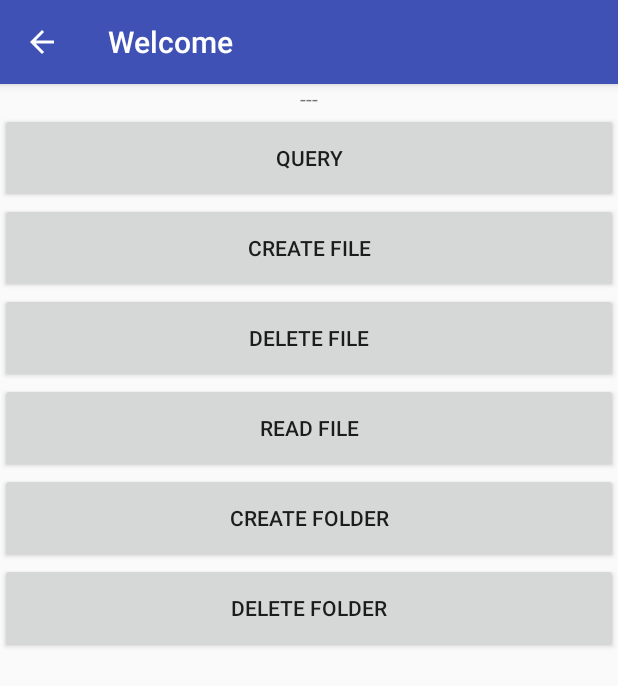
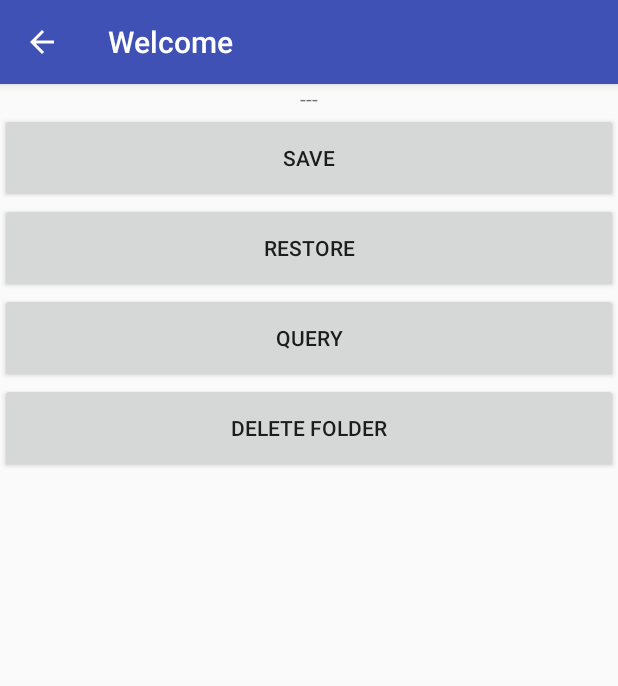
Before and after one commit to PigDogBay/WeightTracker-Android, an Android app: the fragment DriveFragment placed in its activity, on a phone screen of 412 x 824 dp. Shown: the top 686 px of the screen. Run offline under Robolectric (Android 15) with nearby library versions, the phone set to English and light mode, and no system bars; libraries missing offline, so code that uses them is left out: com.pigdogbay.lib; 20 statements that could not run were skipped.

Commit message:
Save / restore readings to google drive. Query and delete readings

```diff
--- a/pro/src/main/java/com/pigdogbay/weighttrackerpro/DriveFragment.java
+++ b/pro/src/main/java/com/pigdogbay/weighttrackerpro/DriveFragment.java
@@ -1,6 +1,7 @@
 package com.pigdogbay.weighttrackerpro;
 
 
+import android.app.Activity;
 import android.content.Intent;
 import android.content.IntentSender;
 import android.os.AsyncTask;
@@ -16,7 +17,6 @@ import android.widget.TextView;
 
 import com.google.android.gms.common.ConnectionResult;
 import com.google.android.gms.common.GoogleApiAvailability;
-import com.google.android.gms.common.api.BooleanResult;
 import com.google.android.gms.common.api.GoogleApiClient;
 import com.google.android.gms.common.api.ResultCallback;
 import com.google.android.gms.common.api.Status;
@@ -31,13 +31,21 @@ import com.google.android.gms.drive.MetadataChangeSet;
 import com.google.android.gms.drive.query.Filters;
 import com.google.android.gms.drive.query.Query;
 import com.google.android.gms.drive.query.SearchableField;
+import com.pigdogbay.lib.utils.FileUtils;
+import com.pigdogbay.weightrecorder.model.MainModel;
+import com.pigdogbay.weightrecorder.model.Reading;
+import com.pigdogbay.weightrecorder.model.ReadingsSerializer;
 
 import java.io.IOException;
+import java.io.InputStreamReader;
 import java.io.OutputStream;
 import java.io.OutputStreamWriter;
+import java.io.Reader;
 import java.io.Writer;
-import java.util.Date;
-import java.util.Scanner;
+import java.util.ArrayList;
+import java.util.Collections;
+import java.util.Comparator;
+import java.util.List;
 
 
 /**
@@ -50,10 +58,11 @@ public class DriveFragment extends Fragment implements GoogleApiClient.Connectio
     private GoogleApiClient googleApiClient;
     private TextView statusTextView;
 
-    private static final String FILENAME = "WeightTracker.csv";
+    private static final String FILENAME_PREFIX = "readings";
+    private static final String FILENAME_EXTENSION = ".csv";
     private static final String FOLDER_NAME = "WeightTracker";
+    private static final String MIME_TYPE = "text/csv";
 
-    private String readString="";
 
     public DriveFragment() {
         // Required empty public constructor
@@ -68,35 +77,24 @@ public class DriveFragment extends Fragment implements GoogleApiClient.Connectio
         wireUpControls(view);
         return view;
     }
+
     private void wireUpControls(View view) {
+        view.findViewById(R.id.driveSaveBtn).setOnClickListener(new View.OnClickListener() {
+            @Override
+            public void onClick(View view) {
+                save();
+            }
+        });
+        view.findViewById(R.id.driveRestoreBtn).setOnClickListener(new View.OnClickListener() {
+            @Override
+            public void onClick(View view) {
+                restore();
+            }
+        });
         view.findViewById(R.id.driveQueryBtn).setOnClickListener(new View.OnClickListener() {
             @Override
             public void onClick(View view) {
                 queryFiles();
-            }
-        });
-        view.findViewById(R.id.driveCreateBtn).setOnClickListener(new View.OnClickListener() {
-            @Override
-            public void onClick(View view) {
-                createFile();
-            }
-        });
-        view.findViewById(R.id.driveReadBtn).setOnClickListener(new View.OnClickListener() {
-            @Override
-            public void onClick(View view) {
-                read();
-            }
-        });
-        view.findViewById(R.id.driveDeleteBtn).setOnClickListener(new View.OnClickListener() {
-            @Override
-            public void onClick(View view) {
-                delete();
-            }
-        });
-        view.findViewById(R.id.driveFolderBtn).setOnClickListener(new View.OnClickListener() {
-            @Override
-            public void onClick(View view) {
-                createFolder();
             }
         });
         view.findViewById(R.id.driveDeleteFolderBtn).setOnClickListener(new View.OnClickListener() {
@@ -105,7 +103,7 @@ public class DriveFragment extends Fragment implements GoogleApiClient.Connectio
                 deleteFolder();
             }
         });
-        statusTextView = (TextView)view.findViewById(R.id.driveStatus);
+        statusTextView = (TextView) view.findViewById(R.id.driveStatus);
     }
 
 
@@ -113,7 +111,7 @@ public class DriveFragment extends Fragment implements GoogleApiClient.Connectio
     public void onResume() {
         super.onResume();
 
-        if (googleApiClient==null){
+        if (googleApiClient == null) {
             googleApiClient = new GoogleApiClient.Builder(getContext())
                     .addApi(Drive.API)
                     .addScope(Drive.SCOPE_FILE)
@@ -135,12 +133,12 @@ public class DriveFragment extends Fragment implements GoogleApiClient.Connectio
 
     @Override
     public void onConnected(@Nullable Bundle bundle) {
-        Log.i(TAG,"Connected");
+        Log.i(TAG, "Connected");
     }
 
     @Override
     public void onConnectionSuspended(int i) {
-        Log.i(TAG,"Connection Suspended");
+        Log.i(TAG, "Connection Suspended");
 
     }
 
@@ -167,24 +165,24 @@ public class DriveFragment extends Fragment implements GoogleApiClient.Connectio
     @Override
     public void onActivityResult(int requestCode, int resultCode, Intent data) {
         super.onActivityResult(requestCode, resultCode, data);
-        switch (requestCode){
+        switch (requestCode) {
             case REQUEST_CODE_RESOLUTION:
-                Log.i(TAG,"Resolution Result");
+                Log.i(TAG, "Resolution Result");
                 break;
         }
     }
 
-    private void queryFiles(){
+    private void queryFiles() {
         statusTextView.setText("Querying...");
         Query query = new Query.Builder().addFilter(Filters.and(
-                Filters.contains(SearchableField.TITLE, "WeightTracker")
+                Filters.contains(SearchableField.TITLE, FILENAME_PREFIX)
         )).build();
 
-        Drive.DriveApi.query(googleApiClient,query).setResultCallback(new ResultCallback<DriveApi.MetadataBufferResult>() {
+        Drive.DriveApi.query(googleApiClient, query).setResultCallback(new ResultCallback<DriveApi.MetadataBufferResult>() {
             @Override
             public void onResult(@NonNull DriveApi.MetadataBufferResult metadataBufferResult) {
-                Status status =  metadataBufferResult.getStatus();
-                statusTextView.setText("Files Found: "+String.valueOf(metadataBufferResult.getMetadataBuffer().getCount()));
+                Status status = metadataBufferResult.getStatus();
+                statusTextView.setText("Files Found: " + String.valueOf(metadataBufferResult.getMetadataBuffer().getCount()));
                 if (status.isSuccess()) {
                     for (Metadata metadata : metadataBufferResult.getMetadataBuffer()) {
                         Log.i(TAG, metadata.getTitle());
@@ -195,218 +193,166 @@ public class DriveFragment extends Fragment implements GoogleApiClient.Connectio
 
     }
 
+    private void save() {
+        statusTextView.setText("Saving...");
+        SaveAsyncTask saveAsyncTask = new SaveAsyncTask();
+        saveAsyncTask.execute();
+    }
 
-    private void delete(){
-        statusTextView.setText("Deleting...");
-        DeleteAsyncTask deleteAsyncTask = new DeleteAsyncTask();
-        deleteAsyncTask.execute(FILENAME);
+    private void restore() {
+        statusTextView.setText("Restoring...");
+        RestoreAsyncTask restoreAsyncTask = new RestoreAsyncTask();
+        restoreAsyncTask.execute();
     }
-    private void deleteFolder(){
+
+    private void deleteFolder() {
         statusTextView.setText("Deleting Folder...");
         DeleteFolderAsyncTask deleteAsyncTask = new DeleteFolderAsyncTask();
         deleteAsyncTask.execute(FOLDER_NAME);
     }
-    private void createFile(){
-        statusTextView.setText("Writing...");
-        WriteAsyncTask writeAsyncTask = new WriteAsyncTask();
-        writeAsyncTask.execute(FILENAME);
-    }
 
-    private void read(){
-        statusTextView.setText("Reading...");
-        ReadAsyncTask readAsyncTask = new ReadAsyncTask();
-        readAsyncTask.execute(FILENAME);
-    }
 
-    private void createFolder(){
-        statusTextView.setText("Creating Folder...");
-        CreateFolderAsyncTask createFolderAsyncTask = new CreateFolderAsyncTask();
-        createFolderAsyncTask.execute(FOLDER_NAME);
-
-    }
-
-    private DriveId find(String title){
+    private DriveId find(String title) {
         Query query = new Query.Builder().addFilter(Filters.and(
                 Filters.eq(SearchableField.TITLE, title),
-                Filters.eq(SearchableField.TRASHED,false)
+                Filters.eq(SearchableField.TRASHED, false)
         )).build();
-        DriveApi.MetadataBufferResult metadataBufferResult= Drive.DriveApi.query(googleApiClient,query).await();
-        com.google.android.gms.common.api.Status queryStatus =  metadataBufferResult.getStatus();
-        if (!queryStatus.isSuccess()){
+        DriveApi.MetadataBufferResult metadataBufferResult = Drive.DriveApi.query(googleApiClient, query).await();
+        com.google.android.gms.common.api.Status queryStatus = metadataBufferResult.getStatus();
+        if (!queryStatus.isSuccess()) {
             return null;
         }
-        if (metadataBufferResult.getMetadataBuffer().getCount()==0){
+        if (metadataBufferResult.getMetadataBuffer().getCount() == 0) {
             return null;
         }
         return metadataBufferResult.getMetadataBuffer().get(0).getDriveId();
     }
 
-    private DriveFile findFile(String title){
+    private List<Metadata> findFiles(DriveFolder folder, String contains) {
+        List<Metadata> files = new ArrayList<>();
+        Query query = new Query.Builder().addFilter(Filters.and(
+                Filters.contains(SearchableField.TITLE, contains),
+                Filters.eq(SearchableField.TRASHED, false)
+        )).build();
+
+        DriveApi.MetadataBufferResult metadataBufferResult = folder.queryChildren(googleApiClient, query).await();
+        if (metadataBufferResult.getStatus().isSuccess()) {
+            for (Metadata metadata : metadataBufferResult.getMetadataBuffer()) {
+                if (!metadata.isFolder()) {
+                    files.add(metadata);
+                }
+            }
+        }
+        return files;
+    }
+
+    private void sortFilesByData(List<Metadata> files) {
+        if (files.size() > 0) {
+            Collections.sort(files, new Comparator<Metadata>() {
+                @Override
+                public int compare(Metadata metadata, Metadata t1) {
+                    return metadata.getCreatedDate().compareTo(t1.getCreatedDate());
+                }
+            });
+        }
+    }
+
+    private DriveFile findFile(String title) {
         DriveId driveId = find(title);
-        if (driveId!=null){
+        if (driveId != null) {
             return driveId.asDriveFile();
         }
         return null;
     }
-    private DriveFolder findFolder(String title){
+
+    private DriveFolder findFolder(String title) {
         DriveId driveId = find(title);
-        if (driveId!=null){
+        if (driveId != null) {
             return driveId.asDriveFolder();
         }
         return null;
     }
 
-    private void writeDate(DriveContents driveContents) throws IOException {
-        OutputStream outputStream = driveContents.getOutputStream();
-        Writer writer = new OutputStreamWriter(outputStream);
-        String message = new Date().toString();
-        writer.write(message);
-        writer.close();
-    }
-    private class CreateFolderAsyncTask extends AsyncTask<String, Void, Boolean>{
-
-        @Override
-        protected Boolean doInBackground(String... strings) {
-
-            DriveFolder driveFolder = findFolder(strings[0]);
-            if (driveFolder!=null) {
+    private DriveFolder createOpenFolder(String name) {
+        DriveFolder driveFolder = findFolder(name);
+        if (driveFolder != null) {
             //folder already exists
-                return Boolean.TRUE;
+            return driveFolder;
         }
         MetadataChangeSet changeSet = new MetadataChangeSet.Builder()
-                .setTitle(strings[0])
+                .setTitle(name)
                 .build();
         DriveFolder.DriveFolderResult driveFolderResult = Drive.DriveApi.getRootFolder(googleApiClient).createFolder(googleApiClient, changeSet).await();
-            return driveFolderResult.getStatus().isSuccess() ? Boolean.TRUE : Boolean.FALSE;
+        if (driveFolderResult.getStatus().isSuccess()) {
+            return driveFolderResult.getDriveFolder();
+        }
+        return null;
     }
 
-        @Override
-        protected void onPostExecute(Boolean aBoolean) {
-            super.onPostExecute(aBoolean);
-            String status = aBoolean ? "Folder - Success" : "Folder - Failed";
-            statusTextView.setText(status);
+    private DriveFile createOpenFile(DriveFolder folder, String name, String mimeType) {
+        DriveFile driveFile = findFile(name);
+        if (driveFile != null) {
+            return driveFile;
         }
-    }
-
-    private class WriteAsyncTask extends AsyncTask<String, Void, Boolean>{
-        @Override
-        protected Boolean doInBackground(String... fileNames) {
-            DriveFile driveFile = findFile(fileNames[0]);
-            if (driveFile==null) {
         //create a new file
         DriveApi.DriveContentsResult result = Drive.DriveApi.newDriveContents(googleApiClient).await();
         if (result.getStatus().isSuccess()) {
+            MetadataChangeSet changeSet = new MetadataChangeSet.Builder()
+                    .setTitle(name)
+                    .setMimeType(mimeType)
+                    .build();
 
-                    DriveContents driveContents = result.getDriveContents();
-                    try {
-                        writeDate(driveContents);
-                    } catch (IOException e) {
-                        return Boolean.FALSE;
+            DriveFolder.DriveFileResult createFileResult = folder
+                    .createFile(googleApiClient, changeSet, null)
+                    .await();
+
+            if (createFileResult.getStatus().isSuccess()) {
+                return createFileResult.getDriveFile();
+            }
+        }
+        return null;
     }
 
-                    MetadataChangeSet changeSet = new MetadataChangeSet.Builder()
-                            .setTitle(FILENAME)
-                            .setMimeType("text/csv")
-                            .build();
-
-                    // create a file on root folder
-                    DriveFolder.DriveFileResult createFileResult = Drive.DriveApi.getRootFolder(googleApiClient)
-                            .createFile(googleApiClient, changeSet, driveContents)
-                            .await();
-
-                    if (createFileResult.getStatus().isSuccess())
-                    {
-                        return Boolean.TRUE;
+    private String readingsToString(Activity activity) {
+        MainModel mainModel = new MainModel(activity);
+        List<Reading> readings = mainModel.getReverseOrderedReadings();
+        mainModel.close();
+        if (readings.size() == 0) {
+            return "";
+        }
+        return ReadingsSerializer.format(readings);
     }
 
+    private boolean writeString(DriveFile driveFile, String data) throws IOException {
+        DriveApi.DriveContentsResult openResult = driveFile.open(googleApiClient, DriveFile.MODE_WRITE_ONLY, null).await();
+        if (openResult.getStatus().isSuccess()) {
+            DriveContents driveContents = openResult.getDriveContents();
+            OutputStream outputStream = driveContents.getOutputStream();
+            Writer writer = new OutputStreamWriter(outputStream);
+            writer.write(data);
+            writer.close();
+            com.google.android.gms.common.api.Status commitStatus = driveContents.commit(googleApiClient, null).await();
+            return commitStatus.isSuccess();
         }
-            }
-            else
-            {
-                //overwrite file contents
-                DriveApi.DriveContentsResult openResult = driveFile.open(googleApiClient, DriveFile.MODE_WRITE_ONLY, null).await();
-                if (openResult.getStatus().isSuccess()){
-                    DriveContents driveContents = openResult.getDriveContents();
-                    try {
-                        writeDate(driveContents);
-                    } catch (IOException e) {
-                        return Boolean.FALSE;
-                    }
-                    com.google.android.gms.common.api.Status commitStatus = driveContents.commit(googleApiClient, null).await();
-                    if (commitStatus.isSuccess()){
-                        return Boolean.TRUE;
-                    }
-                }
-            }
-            return Boolean.FALSE;
+        return false;
     }
 
-        @Override
-        protected void onPostExecute(Boolean aBoolean) {
-            super.onPostExecute(aBoolean);
-            String status = aBoolean ? "Write - Success" : "Write - Failed";
-            statusTextView.setText(status);
-        }
-
-    }
-    private class ReadAsyncTask extends AsyncTask<String, Void, Boolean>{
-
-        @Override
-        protected Boolean doInBackground(String... fileNames) {
-            DriveFile driveFile = findFile(fileNames[0]);
-            if (driveFile!=null) {
+    private String readString(DriveFile driveFile) throws IOException {
         DriveApi.DriveContentsResult openResult = driveFile.open(googleApiClient, DriveFile.MODE_READ_ONLY, null).await();
         if (openResult.getStatus().isSuccess()) {
             DriveContents driveContents = openResult.getDriveContents();
-                    Scanner scanner = new Scanner(driveContents.getInputStream());
-                    while(scanner.hasNextLine()){
-                        readString = scanner.nextLine();
+            Reader reader = new InputStreamReader(driveContents.getInputStream());
+            return FileUtils.readText(reader);
         }
-                    return  Boolean.TRUE;
+        return "";
     }
 
-            }
-            return Boolean.FALSE;
-        }
-        @Override
-        protected void onPostExecute(Boolean aBoolean) {
-            super.onPostExecute(aBoolean);
-            if (aBoolean){
-                statusTextView.setText(readString);
-
-            } else {
-                statusTextView.setText("Read - Failed");
-            }
-        }
-    }
-
-    private class DeleteAsyncTask extends AsyncTask<String, Void, Boolean>{
-
-        @Override
-        protected Boolean doInBackground(String... fileNames) {
-            DriveFile driveFile = findFile(fileNames[0]);
-            if (driveFile!=null) {
-                com.google.android.gms.common.api.Status deleteStatus = driveFile.delete(googleApiClient).await();
-                if (deleteStatus.isSuccess()) {
-                    return Boolean.TRUE;
-                }
-            }
-            return Boolean.FALSE;
-        }
-
-        @Override
-        protected void onPostExecute(Boolean aBoolean) {
-            super.onPostExecute(aBoolean);
-            String status = aBoolean ? "Delete - Success" : "Delete - Failed";
-            statusTextView.setText(status);
-        }
-    }
-    private class DeleteFolderAsyncTask extends AsyncTask<String, Void, Boolean>{
+    private class DeleteFolderAsyncTask extends AsyncTask<String, Void, Boolean> {
 
         @Override
         protected Boolean doInBackground(String... fileNames) {
             DriveFolder driveFolder = findFolder(fileNames[0]);
-            if (driveFolder!=null) {
+            if (driveFolder != null) {
                 com.google.android.gms.common.api.Status deleteStatus = driveFolder.delete(googleApiClient).await();
                 if (deleteStatus.isSuccess()) {
                     return Boolean.TRUE;
@@ -423,4 +369,69 @@ public class DriveFragment extends Fragment implements GoogleApiClient.Connectio
         }
     }
 
+    private class SaveAsyncTask extends AsyncTask<Void, Void, Boolean> {
+
+        @Override
+        protected Boolean doInBackground(Void... voids) {
+            String data = readingsToString(getActivity());
+            if (data.equals("")) {
+                return Boolean.FALSE;
             }
+
+            DriveFolder driveFolder = createOpenFolder(FOLDER_NAME);
+            if (driveFolder == null) {
+                return Boolean.FALSE;
+            }
+            String fileName = FileUtils.appendDate(FILENAME_PREFIX, FILENAME_EXTENSION);
+            DriveFile driveFile = createOpenFile(driveFolder, fileName, MIME_TYPE);
+            if (driveFile == null) {
+                return Boolean.FALSE;
+            }
+            try {
+                return writeString(driveFile, data);
+            } catch (IOException e) {
+                e.printStackTrace();
+                return Boolean.FALSE;
+            }
+        }
+
+        @Override
+        protected void onPostExecute(Boolean aBoolean) {
+            super.onPostExecute(aBoolean);
+            String status = aBoolean ? "Save - Success" : "Save - Failed";
+            statusTextView.setText(status);
+        }
+    }
+
+    private class RestoreAsyncTask extends AsyncTask<Void, Void, Boolean> {
+
+        @Override
+        protected Boolean doInBackground(Void... voids) {
+            DriveFolder driveFolder = createOpenFolder(FOLDER_NAME);
+            if (driveFolder != null) {
+                List<Metadata> files = findFiles(driveFolder, FILENAME_PREFIX);
+                if (files.size() > 0) {
+                    sortFilesByData(files);
+                    Metadata latest = files.get(files.size() - 1);
+                    Log.i(TAG, latest.getTitle());
+                    try {
+                        String readings = readString(latest.getDriveId().asDriveFile());
+                        ActivitiesHelper.mergeReadings(getActivity(), readings);
+                        return Boolean.TRUE;
+                    } catch (IOException e) {
+                        e.printStackTrace();
+                    }
+                }
+            }
+            return Boolean.FALSE;
+        }
+
+        @Override
+        protected void onPostExecute(Boolean aBoolean) {
+            super.onPostExecute(aBoolean);
+            String status = aBoolean ? "Restore - Success" : "Restore - Failed";
+            statusTextView.setText(status);
+        }
+    }
+
+}
--- a/pro/src/main/res/layout/fragment_drive.xml
+++ b/pro/src/main/res/layout/fragment_drive.xml
@@ -14,33 +14,21 @@
     <Button
         android:layout_width="match_parent"
         android:layout_height="wrap_content"
+        android:id="@+id/driveSaveBtn"
+        android:minHeight="60dp"
+        android:text="Save"/>
+    <Button
+        android:layout_width="match_parent"
+        android:layout_height="wrap_content"
+        android:id="@+id/driveRestoreBtn"
+        android:minHeight="60dp"
+        android:text="Restore"/>
+    <Button
+        android:layout_width="match_parent"
+        android:layout_height="wrap_content"
         android:id="@+id/driveQueryBtn"
         android:minHeight="60dp"
         android:text="Query"/>
-    <Button
-        android:layout_width="match_parent"
-        android:layout_height="wrap_content"
-        android:id="@+id/driveCreateBtn"
-        android:minHeight="60dp"
-        android:text="Create File"/>
-    <Button
-        android:layout_width="match_parent"
-        android:layout_height="wrap_content"
-        android:id="@+id/driveDeleteBtn"
-        android:minHeight="60dp"
-        android:text="Delete File"/>
-    <Button
-        android:layout_width="match_parent"
-        android:layout_height="wrap_content"
-        android:id="@+id/driveReadBtn"
-        android:minHeight="60dp"
-        android:text="Read File"/>
-    <Button
-        android:layout_width="match_parent"
-        android:layout_height="wrap_content"
-        android:id="@+id/driveFolderBtn"
-        android:minHeight="60dp"
-        android:text="Create Folder"/>
     <Button
         android:layout_width="match_parent"
         android:layout_height="wrap_content"
```
Lines whose indentation alone changed are shown as unchanged.
